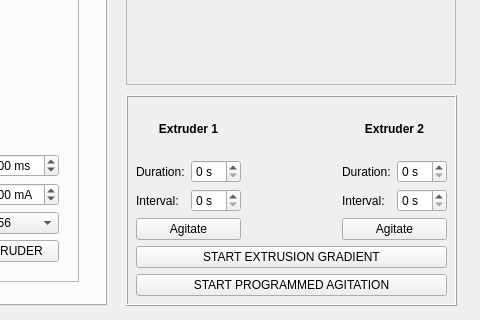
boydstongroup/PME-DEV, file _ui/PME.ui: the form before one commit; both pictures show x 544 to 1024 and y 255 to 575 of the 1024 by 575 pixel window.
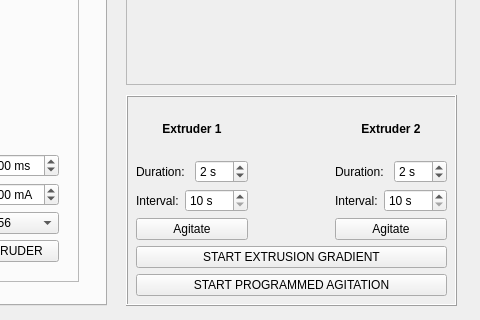
The form after the commit. The open tabs and pages were chosen to show the change. Icons and pictures are not drawn.

The edit to the form file:
```diff
--- a/_ui/PME.ui
+++ b/_ui/PME.ui
@@ -838,6 +838,18 @@
               <property name="suffix">
                <string> s</string>
               </property>
+              <property name="minimum">
+               <number>1</number>
+              </property>
+              <property name="maximum">
+               <number>10</number>
+              </property>
+              <property name="singleStep">
+               <number>1</number>
+              </property>
+              <property name="value">
+               <number>2</number>
+              </property>
              </widget>
             </item>
            </layout>
@@ -856,6 +868,12 @@
               <property name="suffix">
                <string> s</string>
               </property>
+              <property name="minimum">
+               <number>10</number>
+              </property>
+              <property name="maximum">
+               <number>1000</number>
+              </property>
              </widget>
             </item>
            </layout>
@@ -892,6 +910,15 @@
               <property name="suffix">
                <string> s</string>
               </property>
+              <property name="minimum">
+               <number>1</number>
+              </property>
+              <property name="maximum">
+               <number>10</number>
+              </property>
+              <property name="value">
+               <number>2</number>
+              </property>
              </widget>
             </item>
            </layout>
@@ -910,6 +937,12 @@
               <property name="suffix">
                <string> s</string>
               </property>
+              <property name="minimum">
+               <number>10</number>
+              </property>
+              <property name="maximum">
+               <number>1000</number>
+              </property>
              </widget>
             </item>
            </layout>
```
Left out of the diff: 2 changed lines with no effect on the pictures.
